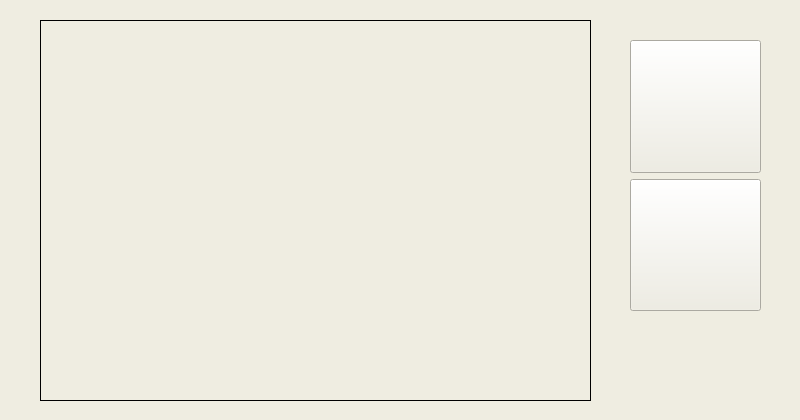
Before: the Qt Designer form Jb.ui in AlgoChad/Shit, drawn with Qt 5.
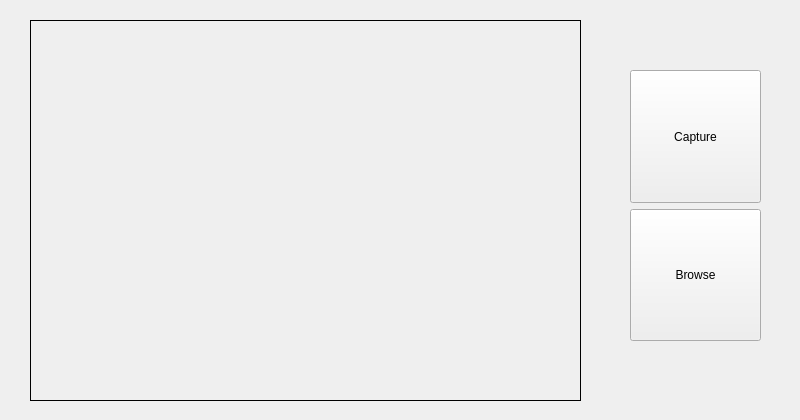
After: the same form once the commit is applied. Icons and pictures are not drawn.

```diff
--- a/Jb.ui
+++ b/Jb.ui
@@ -27,14 +27,14 @@
     <normaloff>awitbg.png</normaloff>awitbg.png</iconset>
   </property>
   <property name="styleSheet">
-   <string notr="true">background-color: rgb(239, 237, 225);</string>
+   <string notr="true"/>
   </property>
   <widget class="QWidget" name="centralwidget">
    <widget class="QWidget" name="layoutWidget">
     <property name="geometry">
      <rect>
       <x>630</x>
-      <y>40</y>
+      <y>70</y>
       <width>131</width>
       <height>271</height>
      </rect>
@@ -60,12 +60,8 @@
        <property name="autoFillBackground">
         <bool>false</bool>
        </property>
-       <property name="styleSheet">
-        <string notr="true">image: url(:/capture/capture.png);
-</string>
-       </property>
        <property name="text">
-        <string/>
+        <string>Capture</string>
        </property>
        <property name="checkable">
         <bool>false</bool>
@@ -86,11 +82,8 @@
          <verstretch>0</verstretch>
         </sizepolicy>
        </property>
-       <property name="styleSheet">
-        <string notr="true">image: url(:/browse/Browse.png);</string>
-       </property>
        <property name="text">
-        <string/>
+        <string>Browse</string>
        </property>
       </widget>
      </item>
@@ -99,7 +92,7 @@
    <widget class="QLabel" name="imgLabel">
     <property name="geometry">
      <rect>
-      <x>40</x>
+      <x>30</x>
       <y>20</y>
       <width>551</width>
       <height>381</height>
@@ -115,25 +108,6 @@
      <string/>
     </property>
    </widget>
-   <widget class="QLabel" name="label">
-    <property name="geometry">
-     <rect>
-      <x>630</x>
-      <y>300</y>
-      <width>131</width>
-      <height>121</height>
-     </rect>
-    </property>
-    <property name="styleSheet">
-     <string notr="true">image: url(:/logo/awitbg.png);</string>
-    </property>
-    <property name="text">
-     <string/>
-    </property>
-   </widget>
-   <zorder>label</zorder>
-   <zorder>layoutWidget</zorder>
-   <zorder>imgLabel</zorder>
   </widget>
  </widget>
  <resources>
```
Left out of the diff: 6 changed lines with no effect on the pictures.
